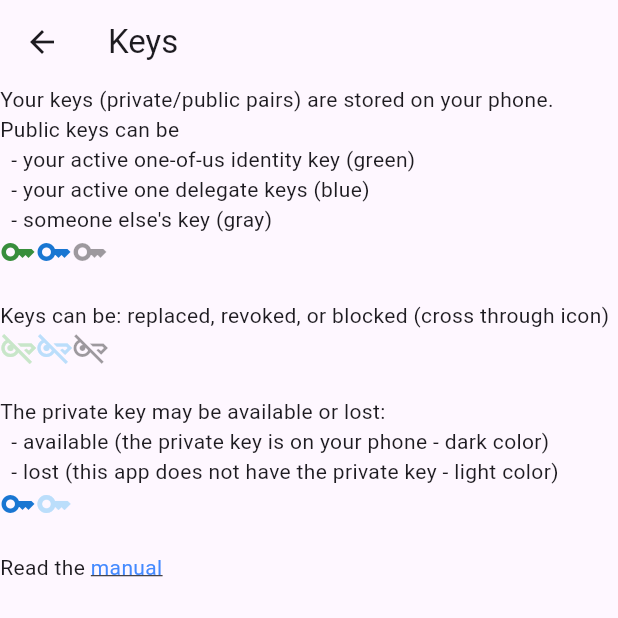
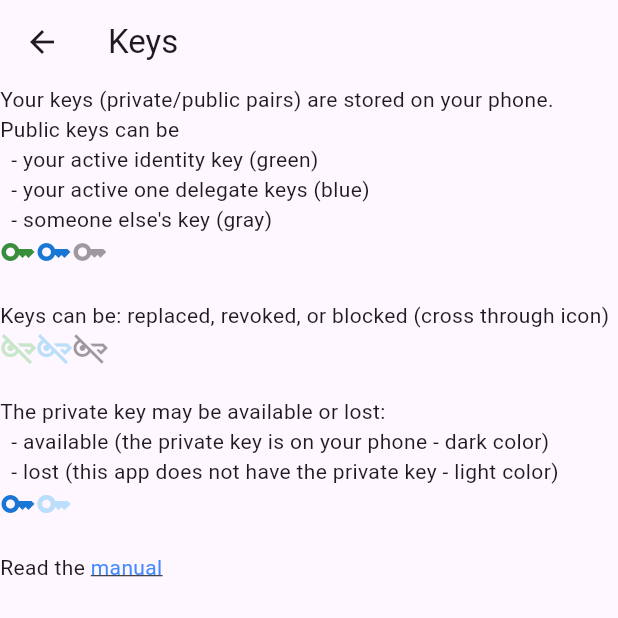
Before and after one commit to YotamAviv/oneofus, a Flutter app: the DemoKeysRoute screen opened directly, on a phone screen of 412 x 824 dp, the top half of it. Run offline on Flutter 3.47's test engine with Material 3 defaults, Android fonts, the phone set to English and light mode, and no system bars; drawn by our look-alikes of flutter_linkify, loader_overlay; our stand-ins replace cloud_firestore, cloud_functions, convert, firebase_core, flutter_secure_storage, google_fonts and 3 more; missing offline and left inert: cryptography, fake_cloud_firestore, jwk, mobile_scanner; accounts and stored records are empty; generated files the repository leaves out were written again.

Commit message:
61, s/oneofus/identity

```diff
--- a/lib/base/menus.dart
+++ b/lib/base/menus.dart
@@ -122,9 +122,9 @@ Widget buildHelpMenu(context) {
               'Congratulations',
               '''You posses a public/private cryptographic key pair!
 
-- Your public key is displayed in both QR and text on the main screen. Other folks with the app can scan that to one-of-us trust you as a responsible human.
+- Your identity public key is displayed in both QR and text on the main screen. Other folks with the app can scan that to trust you as a responsible human.
 
-- Click the QR icon to scan other folks' keys to trust them. Doing so will use your private key to sign a trust statement and publish it to grow your (and our) trust network of responsible humans.
+- Click the QR icon to scan other folks' keys to trust them. Doing so will use your private key to sign and publish a statement to grow your (and our) identity network of responsible humans.
 
 - Click the QR icon to sign in to a delegate partner.
 
@@ -138,11 +138,11 @@ https://one-of-us.net
         onPressed: () async {
           await alert(
               'Main screen',
-              '''The QR code front and center is your public key (the gibberish below is the text).
+              '''The QR code front and center is your public identity key (the gibberish below is the text).
 
 Your public/private key pair is stored on your phone and is used to sign and publish trust statements.
 
-Click the QR icon (bottom right) to scan someone else's public key to one-of-us trust them.
+Click the QR icon (bottom right) to scan someone else's public identity key to vouch for their humanity and identity.
 
 Click the QR icon (bottom right) to sign in to a delegate partner (the Nerd'ster) as yourself''',
               ['Okay'],
--- a/lib/widgets/demo_statement_route.dart
+++ b/lib/widgets/demo_statement_route.dart
@@ -36,7 +36,7 @@ class DemoKeysRoute extends StatelessWidget {
         const Linky('''
 Your keys (private/public pairs) are stored on your phone.
 Public keys can be
-  - your active one-of-us identity key (green)
+  - your active identity key (green)
   - your active one delegate keys (blue)
   - someone else's key (gray)'''),
         Row(
@@ -103,7 +103,7 @@ class DemoStatementRoute extends StatelessWidget {
     return Scaffold(
         appBar: AppBar(title: const Text('Statements')),
         body: ListView(shrinkWrap: true, physics: const AlwaysScrollableScrollPhysics(), children: [
-          const Linky('''One-of-us trust statements are
+          const Linky('''Statements are
 - signed by a key (top right of statement box display)
 - use a verb: trust, block, replace, delegate
 - reference another key (top left of statement box display)
--- a/lib/widgets/key_widget.dart
+++ b/lib/widgets/key_widget.dart
@@ -71,14 +71,14 @@ class KeyWidget extends StatelessWidget {
     String activeS = revoked ? 'revoked or blocked' : 'valid';
     if (local) {
       if (keyType == KeyType.oneofus) {
-        tooltip = 'My $activeS Oneofus key';
+        tooltip = 'My $activeS identity key';
       } else {
         tooltip = 'An $activeS delegate key of mine';
       }
     } else {
       if (keyType == KeyType.oneofus) {
         assert(revoked);
-        tooltip = 'An equivalent, replaced Oneofus key of mine';
+        tooltip = 'An equivalent, replaced identity key of mine';
       } else if (keyType == KeyType.delegate) {
         tooltip = 'A lost, $activeS delegate key of mine';
       } else {
```
